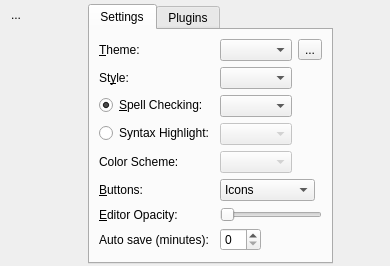
This is marave/prefs.ui in xMoad/marave as Qt 5 draws it before an edit. The edited form follows.
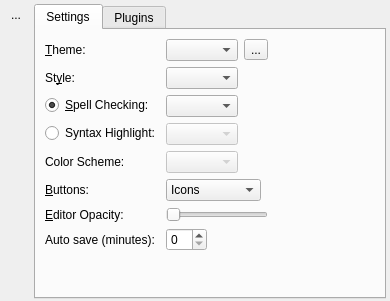
This is the edited form. The open tabs and pages were chosen to show the change. Icons and pictures are not drawn.

Commit message: minor UI tweak that works better on windows

What changed in the file:
```diff
--- a/marave/prefs.ui
+++ b/marave/prefs.ui
@@ -7,7 +7,7 @@
     <x>0</x>
     <y>0</y>
     <width>390</width>
-    <height>257</height>
+    <height>301</height>
    </rect>
   </property>
   <property name="windowTitle">
@@ -60,19 +60,6 @@
      </item>
     </layout>
    </item>
-   <item>
-    <spacer name="horizontalSpacer">
-     <property name="orientation">
-      <enum>Qt::Horizontal</enum>
-     </property>
-     <property name="sizeHint" stdset="0">
-      <size>
-       <width>56</width>
-       <height>20</height>
-      </size>
-     </property>
-    </spacer>
-   </item>
    <item>
     <widget class="QTabWidget" name="tabWidget">
      <property name="currentIndex">
@@ -82,7 +69,7 @@
       <attribute name="title">
        <string>Settings</string>
       </attribute>
-      <layout class="QVBoxLayout" name="verticalLayout_2">
+      <layout class="QHBoxLayout" name="horizontalLayout_3">
        <item>
         <layout class="QFormLayout" name="formLayout">
          <property name="fieldGrowthPolicy">
@@ -234,13 +221,26 @@
          </item>
         </layout>
        </item>
+       <item>
+        <spacer name="horizontalSpacer">
+         <property name="orientation">
+          <enum>Qt::Horizontal</enum>
+         </property>
+         <property name="sizeHint" stdset="0">
+          <size>
+           <width>40</width>
+           <height>20</height>
+          </size>
+         </property>
+        </spacer>
+       </item>
       </layout>
      </widget>
      <widget class="QWidget" name="tab_2">
       <attribute name="title">
        <string>Plugins</string>
       </attribute>
-      <layout class="QVBoxLayout" name="verticalLayout_3">
+      <layout class="QHBoxLayout" name="horizontalLayout_4">
        <item>
         <widget class="QScrollArea" name="pluginContainer">
          <property name="frameShape">
@@ -254,8 +254,8 @@
            <rect>
             <x>0</x>
             <y>0</y>
-            <width>265</width>
-            <height>210</height>
+            <width>166</width>
+            <height>254</height>
            </rect>
           </property>
           <layout class="QVBoxLayout" name="verticalLayout_5">
@@ -269,10 +269,6 @@
          </widget>
         </widget>
        </item>
-      </layout>
-     </widget>
-    </widget>
-   </item>
    <item>
     <spacer name="horizontalSpacer_2">
      <property name="orientation">
@@ -280,11 +276,15 @@
      </property>
      <property name="sizeHint" stdset="0">
       <size>
-       <width>55</width>
+           <width>40</width>
        <height>20</height>
       </size>
      </property>
     </spacer>
+       </item>
+      </layout>
+     </widget>
+    </widget>
    </item>
   </layout>
  </widget>
```
Lines whose indentation alone changed are shown as unchanged. The commit also changes 1 other file.
